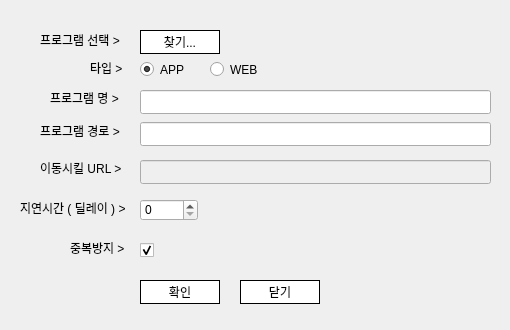
Before: the Qt Designer form Qt_Widgets_App_RoutineAutomator/Qt_Widgets_App_RoutineAutomator/Qt_WC_AddProcDialog.ui in dndjd321/RoutineAutomator, drawn with Qt 5.
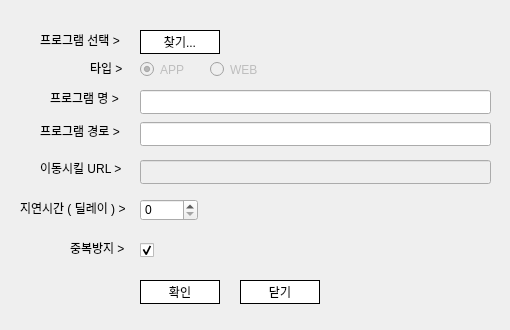
After: the same form once the commit is applied.

```diff
--- a/Qt_Widgets_App_RoutineAutomator/Qt_Widgets_App_RoutineAutomator/Qt_WC_AddProcDialog.ui
+++ b/Qt_Widgets_App_RoutineAutomator/Qt_Widgets_App_RoutineAutomator/Qt_WC_AddProcDialog.ui
@@ -89,6 +89,9 @@
    </property>
   </widget>
   <widget class="QRadioButton" name="rb_chkApp">
+   <property name="enabled">
+    <bool>false</bool>
+   </property>
    <property name="geometry">
     <rect>
      <x>140</x>
@@ -105,6 +108,9 @@
    </property>
   </widget>
   <widget class="QRadioButton" name="rb_chkWeb">
+   <property name="enabled">
+    <bool>false</bool>
+   </property>
    <property name="geometry">
     <rect>
      <x>210</x>
```
